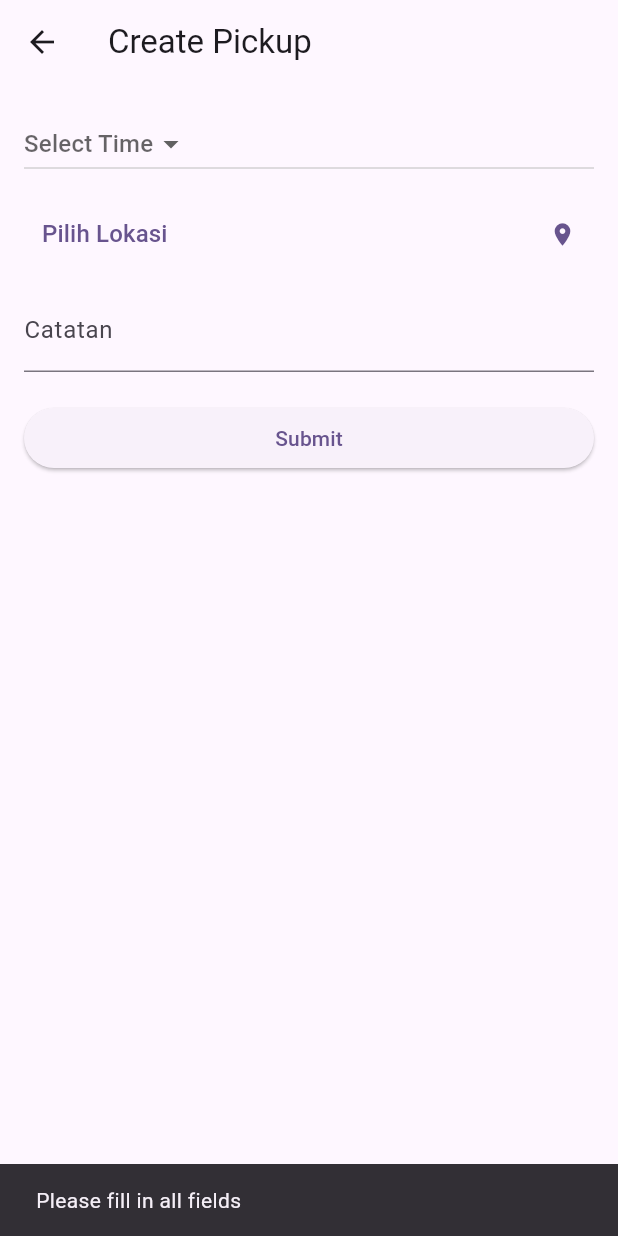
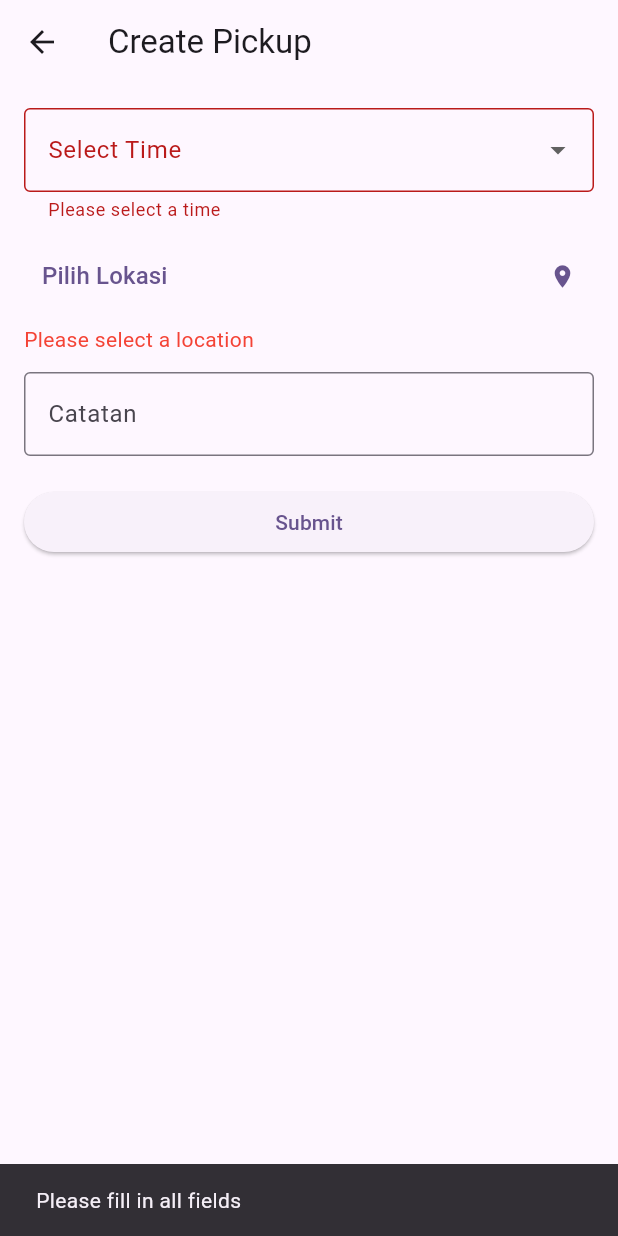
Before and after one commit to bagussatt/Gemah_Ripah_Hijau, a Flutter app: the CreatePickupPage screen opened directly with empty values, after a tap on "Submit", on a phone screen of 412 x 824 dp. Run offline on Flutter 3.47's test engine with Material 3 defaults, Android fonts, the phone set to English and light mode, and no system bars; our stand-ins replace flutter_rating_bar, geocoding, geolocator, google_maps_flutter, image_picker.

Commit message:
"Removed settings.json file, refactored CreatePickupPage, LokasiPage, and PickupsPage, and added flutter_rating_bar dependency."

```diff
--- a/lib/screens/user/pickup/createpickup.dart
+++ b/lib/screens/user/pickup/createpickup.dart
@@ -13,6 +13,7 @@ class CreatePickupPage extends StatefulWidget {
 }
 
 class _CreatePickupPageState extends State<CreatePickupPage> {
+  final _formKey = GlobalKey<FormState>();
   TextEditingController catatanController = TextEditingController();
 
   String? _selectedTime;
@@ -32,16 +33,14 @@ class _CreatePickupPageState extends State<CreatePickupPage> {
   ];
 
   Future<void> _submitPickup() async {
-    if (_selectedTime == null || _lokasi == null) {
+    if (!_formKey.currentState!.validate()) {
       ScaffoldMessenger.of(context).showSnackBar(
         SnackBar(content: Text('Please fill in all fields')),
       );
       return;
     }
 
-    String currentDate = DateTime.now()
-        .toString()
-        .split(' ')[0]; // Get current date in YYYY-MM-DD format
+    String currentDate = DateTime.now().toString().split(' ')[0];
     String dateTime = '$currentDate $_selectedTime';
 
     final response = await http.post(
@@ -56,9 +55,11 @@ class _CreatePickupPageState extends State<CreatePickupPage> {
     );
 
     if (response.statusCode == 200) {
-      Navigator.pop(context); // Kembali ke halaman sebelumnya setelah sukses
+      Navigator.pop(context);
     } else {
-      print('Failed to create pickup.');
+      ScaffoldMessenger.of(context).showSnackBar(
+        SnackBar(content: Text('Failed to create pickup.')),
+      );
     }
   }
 
@@ -90,17 +91,24 @@ class _CreatePickupPageState extends State<CreatePickupPage> {
       ),
       body: Padding(
         padding: const EdgeInsets.all(16.0),
+        child: Form(
+          key: _formKey,
+          child: SingleChildScrollView(
             child: Column(
               crossAxisAlignment: CrossAxisAlignment.stretch,
               children: <Widget>[
-            DropdownButton<String>(
-              hint: Text('Select Time'),
+                DropdownButtonFormField<String>(
+                  decoration: InputDecoration(
+                    labelText: 'Select Time',
+                    border: OutlineInputBorder(),
+                  ),
                   value: _selectedTime,
                   onChanged: (String? newValue) {
                     setState(() {
                       _selectedTime = newValue;
                     });
                   },
+                  validator: (value) => value == null ? 'Please select a time' : null,
                   items: times.map<DropdownMenuItem<String>>((String value) {
                     return DropdownMenuItem<String>(
                       value: value,
@@ -122,10 +130,21 @@ class _CreatePickupPageState extends State<CreatePickupPage> {
                     ],
                   ),
                 ),
+                if (_lokasi == null)
+                  Padding(
+                    padding: const EdgeInsets.only(top: 8.0),
+                    child: Text(
+                      'Please select a location',
+                      style: TextStyle(color: Colors.red),
+                    ),
+                  ),
                 SizedBox(height: 12),
-            TextField(
+                TextFormField(
                   controller: catatanController,
-              decoration: InputDecoration(labelText: 'Catatan'),
+                  decoration: InputDecoration(
+                    labelText: 'Catatan',
+                    border: OutlineInputBorder(),
+                  ),
                   maxLines: null,
                 ),
                 SizedBox(height: 20),
@@ -136,6 +155,8 @@ class _CreatePickupPageState extends State<CreatePickupPage> {
               ],
             ),
           ),
+        ),
+      ),
     );
   }
 }
--- a/pubspec.yaml
+++ b/pubspec.yaml
@@ -43,6 +43,7 @@ dependencies:
   geocoding: ^2.0.4
   geolocator: ^9.0.2
   google_maps_flutter: ^2.2.3
+  flutter_rating_bar: ^4.0.1
 
 
 
```
Also changed, not shown: lib/screens/user/feedback/feedback.dart (added, +88 -0 lines), lib/screens/user/pickup/detailpickups.dart (added, +107 -0 lines), lib/screens/user/pickup/lokasi.dart (+10 -21 lines), lib/screens/user/pickup/pickups.dart (+37 -3 lines), pubspec.lock. Lines whose indentation alone changed are shown as unchanged.
